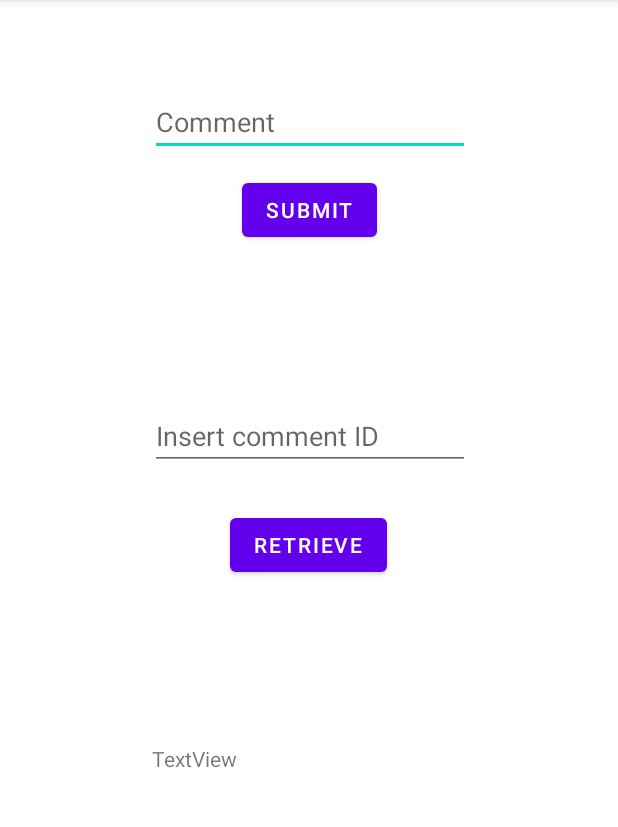
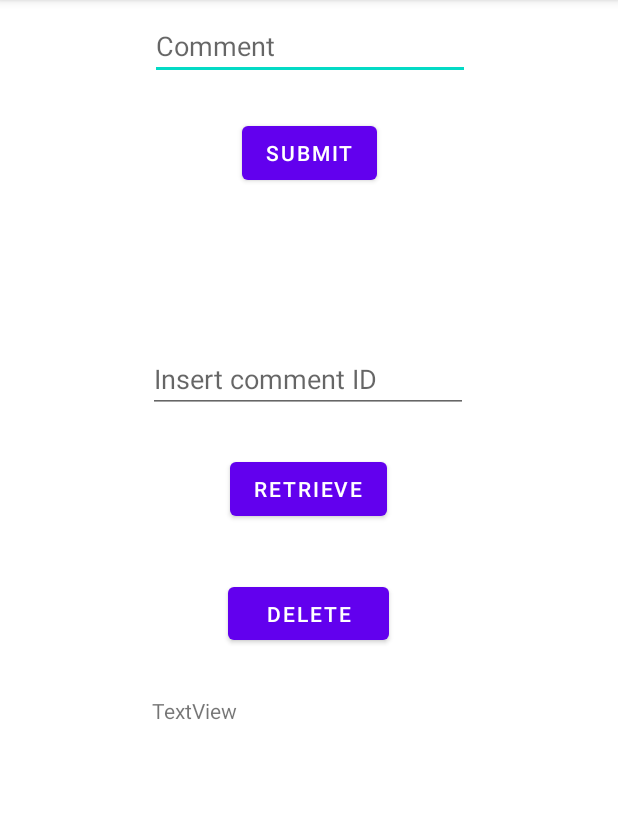
Before and after one commit to Zarasawa/Opinionist, an Android app: the screen it shows after launch (MainActivity), on a phone screen of 412 x 824 dp, the part 84-911 px from its top. Run offline under Robolectric (Android 15) with nearby library versions, the phone set to English and light mode, and no system bars; our stand-ins replace Firebase (no records; nobody signed in at launch, a user with empty details on screens opened directly).

Commit message:
added ability to delete comment

```diff
--- a/app/src/main/java/com/example/opinionist/MainActivity.java
+++ b/app/src/main/java/com/example/opinionist/MainActivity.java
@@ -21,7 +21,7 @@ public class MainActivity extends AppCompatActivity {
     EditText subComment, retComment;
     DatabaseReference reff;
     Comments newComments;
-    Button btnSubmit, btnretrieve;
+    Button btnSubmit, btnretrieve, btndelete;
     TextView viewComment;
     long maxid = 0;
 
@@ -78,6 +78,7 @@ public class MainActivity extends AppCompatActivity {
         // get xml items
         retComment = (EditText)findViewById(R.id.editRetrieveComment);
         btnretrieve = (Button)findViewById(R.id.button2);
+        btndelete = (Button)findViewById(R.id.button3);
         viewComment = (TextView)findViewById(R.id.textViewComment);
 
         // check when retrieve button is clicked
@@ -91,6 +92,39 @@ public class MainActivity extends AppCompatActivity {
                     public void onDataChange(@NonNull DataSnapshot snapshot) {
                         if( snapshot.child(String.valueOf(retComment.getText())).exists() ) { // comment ID exists
                             viewComment.setText(snapshot.child(String.valueOf(retComment.getText())).getValue().toString());
+                        } else { // comment ID does not exists
+                            viewComment.setText("Comment ID does not exist");
+                        }
+                    }
+
+                    @Override
+                    public void onCancelled(@NonNull DatabaseError error) {
+
+                    }
+                });
+
+            }
+        });
+
+
+        /* DELETE AN ITEM */
+        /*  ISSUE:  comment ID can get confusing when deleting a comment from DB. For example,
+                    if you delete comment ID 1 but comment ID 2 exists, we need to find a way
+                    to refill ID 1. Maybe create an array that stores every ID that is empty and check that array when
+                    inserting a new comment before incrementing maxID
+         */
+        // check when retrieve button is clicked
+        btndelete.setOnClickListener(new View.OnClickListener() {
+            @Override
+            public void onClick(View v) {
+
+                // grab a snapshot of comments array in database
+                reff.addValueEventListener(new ValueEventListener() {
+                    @Override
+                    public void onDataChange(@NonNull DataSnapshot snapshot) {
+                        if( snapshot.child(String.valueOf(retComment.getText())).exists() ) { // comment ID exists
+                            snapshot.child(String.valueOf(retComment.getText())).getRef().removeValue();
+                            viewComment.setText("Comment removed");
                         } else { // comment ID does not exists
                             viewComment.setText("Comment ID does not exist");
                         }
--- a/app/src/main/res/layout/activity_main.xml
+++ b/app/src/main/res/layout/activity_main.xml
@@ -16,7 +16,7 @@
         app:layout_constraintEnd_toEndOf="parent"
         app:layout_constraintStart_toStartOf="parent"
         app:layout_constraintTop_toTopOf="parent"
-        app:layout_constraintVertical_bias="0.161" />
+        app:layout_constraintVertical_bias="0.108" />
 
     <EditText
         android:id="@+id/editComment"
@@ -30,7 +30,7 @@
         app:layout_constraintHorizontal_bias="0.502"
         app:layout_constraintStart_toStartOf="parent"
         app:layout_constraintTop_toTopOf="parent"
-        app:layout_constraintVertical_bias="0.83" />
+        app:layout_constraintVertical_bias="0.246" />
 
     <EditText
         android:id="@+id/editRetrieveComment"
@@ -42,7 +42,7 @@
         android:inputType="textPersonName"
         app:layout_constraintBottom_toBottomOf="parent"
         app:layout_constraintEnd_toEndOf="parent"
-        app:layout_constraintHorizontal_bias="0.502"
+        app:layout_constraintHorizontal_bias="0.497"
         app:layout_constraintStart_toStartOf="parent"
         app:layout_constraintTop_toBottomOf="@+id/button"
         app:layout_constraintVertical_bias="0.0" />
@@ -59,11 +59,23 @@
         app:layout_constraintTop_toBottomOf="@+id/editRetrieveComment"
         app:layout_constraintVertical_bias="0.191" />
 
+    <Button
+        android:id="@+id/button3"
+        android:layout_width="107dp"
+        android:layout_height="47dp"
+        android:text="Delete"
+        app:layout_constraintBottom_toTopOf="@+id/textViewComment"
+        app:layout_constraintEnd_toEndOf="parent"
+        app:layout_constraintHorizontal_bias="0.498"
+        app:layout_constraintStart_toStartOf="parent"
+        app:layout_constraintTop_toBottomOf="@+id/editRetrieveComment"
+        app:layout_constraintVertical_bias="0.777" />
+
     <TextView
         android:id="@+id/textViewComment"
         android:layout_width="210dp"
         android:layout_height="60dp"
-        android:layout_marginBottom="212dp"
+        android:layout_marginBottom="244dp"
         android:text="TextView"
         app:layout_constraintBottom_toBottomOf="parent"
         app:layout_constraintEnd_toEndOf="parent"
```
